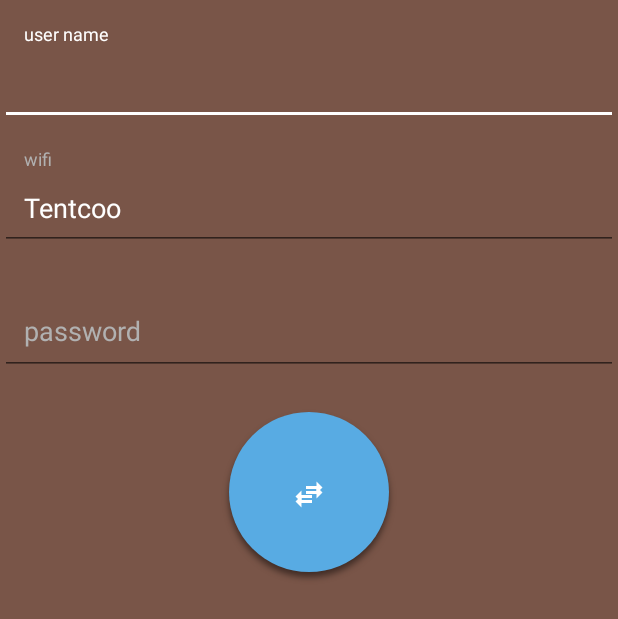
After one commit to jianjunhuang/BlueMountain-Android, an Android app: the ConnectActivity screen opened directly, with no data from a screen before it, on a phone screen of 412 x 824 dp. The commit adds this screen. Shown: the top 619 px of the screen. Run offline under Robolectric (Android 15) with nearby library versions, the phone set to English and light mode, and no system bars.

Commit message:
add connect activity

```diff
--- a/app/src/main/AndroidManifest.xml
+++ b/app/src/main/AndroidManifest.xml
@@ -32,6 +32,7 @@
             </intent-filter>
         </activity>
         <activity android:name=".view.activity.CommunityAddActivity" />
+        <activity android:name=".view.activity.ConnectActivity" />
     </application>
 
 </manifest>
--- /dev/null
+++ b/app/src/main/java/com/jianjunhuang/bluemountain/view/activity/ConnectActivity.java
@@ -0,0 +1,27 @@
+package com.jianjunhuang.bluemountain.view.activity;
+
+import com.demo.jianjunhuang.mvptools.integration.BaseActivity;
+import com.jianjunhuang.bluemountain.R;
+
+public class ConnectActivity extends BaseActivity {
+    @Override
+    protected int getLayoutId() {
+        return R.layout.connect_activity;
+    }
+
+    @Override
+    protected void initView() {
+
+    }
+
+    @Override
+    protected void initListener() {
+
+    }
+
+    @Override
+    protected void onResume() {
+        super.onResume();
+
+    }
+}
--- a/app/src/main/java/com/jianjunhuang/bluemountain/view/fragment/CoffeeFragment.java
+++ b/app/src/main/java/com/jianjunhuang/bluemountain/view/fragment/CoffeeFragment.java
@@ -16,6 +16,7 @@ import com.demo.jianjunhuang.mvptools.utils.ToastUtils;
 import com.jianjunhuang.bluemountain.R;
 import com.jianjunhuang.bluemountain.model.bean.CoffeUserBean;
 import com.jianjunhuang.bluemountain.utils.CheckPermissionUtils;
+import com.jianjunhuang.bluemountain.view.activity.ConnectActivity;
 import com.uuzuche.lib_zxing.activity.CaptureActivity;
 import com.uuzuche.lib_zxing.activity.CodeUtils;
 
@@ -83,6 +84,9 @@ public class CoffeeFragment extends BaseFragment {
                 if (bundle.getInt(CodeUtils.RESULT_TYPE) == CodeUtils.RESULT_SUCCESS) {
                     String result = bundle.getString(CodeUtils.RESULT_STRING);
                     ToastUtils.show(result);
+                    //TODO check the result is the machineId
+                    Intent intent = new Intent(getActivity(), ConnectActivity.class);
+                    startActivity(intent);
                 } else if (bundle.getInt(CodeUtils.RESULT_TYPE) == CodeUtils.RESULT_FAILED) {
                     ToastUtils.show("解析失败");
                 }
--- /dev/null
+++ b/app/src/main/res/layout/connect_activity.xml
@@ -0,0 +1,69 @@
+<?xml version="1.0" encoding="utf-8"?>
+<LinearLayout xmlns:android="http://schemas.android.com/apk/res/android"
+    xmlns:app="http://schemas.android.com/apk/res-auto"
+    android:layout_width="match_parent"
+    android:layout_height="match_parent"
+    android:orientation="vertical">
+
+    <android.support.design.widget.TextInputLayout
+        android:textColorHint="@color/colorHint"
+        android:layout_width="match_parent"
+        android:layout_height="wrap_content"
+        android:layout_marginTop="16dp">
+
+        <android.support.design.widget.TextInputEditText
+            android:id="@+id/connect_user_name_edt"
+            android:layout_width="match_parent"
+            android:layout_height="wrap_content"
+            android:hint="user name"
+            android:padding="16dp"
+            android:textColor="@color/colorText"
+            android:textColorHint="@color/colorHint"
+            android:textSize="18sp" />
+    </android.support.design.widget.TextInputLayout>
+
+    <android.support.design.widget.TextInputLayout
+        android:textColorHint="@color/colorHint"
+        android:layout_width="match_parent"
+        android:layout_height="wrap_content"
+        android:layout_marginTop="16dp">
+
+        <android.support.design.widget.TextInputEditText
+            android:id="@+id/connect_wifi_ssid_edt"
+            android:layout_width="match_parent"
+            android:layout_height="wrap_content"
+            android:editable="false"
+            android:hint="wifi"
+            android:padding="16dp"
+            android:text="Tentcoo"
+            android:textColor="@color/colorText"
+            android:textColorHint="@color/colorHint"
+            android:textSize="18sp" />
+    </android.support.design.widget.TextInputLayout>
+
+    <android.support.design.widget.TextInputLayout
+        android:textColorHint="@color/colorHint"
+        android:layout_width="match_parent"
+        android:layout_height="wrap_content"
+        android:layout_marginTop="16dp">
+
+        <android.support.design.widget.TextInputEditText
+            android:id="@+id/connect_wifi_pwd_edt"
+            android:layout_width="match_parent"
+            android:layout_height="wrap_content"
+            android:hint="password"
+            android:inputType="textPassword"
+            android:padding="16dp"
+            android:textColor="@color/colorText"
+            android:textColorHint="@color/colorHint"
+            android:textSize="18sp" />
+    </android.support.design.widget.TextInputLayout>
+
+    <com.jinjunhuang.loadingcirclebtn.LoadingCircleBtn
+        android:id="@+id/loading_circle_btn"
+        android:layout_width="wrap_content"
+        android:layout_height="wrap_content"
+        android:layout_gravity="center"
+        android:layout_marginTop="16dp"
+        app:defaultDrawable="@drawable/ic_swap_horiz_white_24dp" />
+</LinearLayout>
--- a/loadingcirclebtn/src/main/java/com/jinjunhuang/loadingcirclebtn/LoadingCircleBtn.java
+++ b/loadingcirclebtn/src/main/java/com/jinjunhuang/loadingcirclebtn/LoadingCircleBtn.java
@@ -122,7 +122,7 @@ public class LoadingCircleBtn extends View {
         setLayerType(View.LAYER_TYPE_SOFTWARE, null);
         defaultPaint.setColor(mColor);
         mDefaultBmp = BitmapFactory.decodeResource(getResources(), mDefaultDrawable);
-        defaultPaint.setShadowLayer(5, 0, 5, Color.LTGRAY);
+        defaultPaint.setShadowLayer(5, 0, 5, Color.parseColor("#412d26"));
 
         loadingPaint.setColor(mLoadingProgressColor);
         loadingPaint.setStyle(Paint.Style.STROKE);
```
Also changed, not shown: app/src/main/res/drawable-hdpi/ic_swap_horiz_white_24dp.png (added), app/src/main/res/drawable-mdpi/ic_swap_horiz_white_24dp.png (added), app/src/main/res/drawable-xhdpi/ic_swap_horiz_white_24dp.png (added), app/src/main/res/drawable-xxhdpi/ic_swap_horiz_white_24dp.png (added), app/src/main/res/drawable-xxxhdpi/ic_swap_horiz_white_24dp.png (added).
